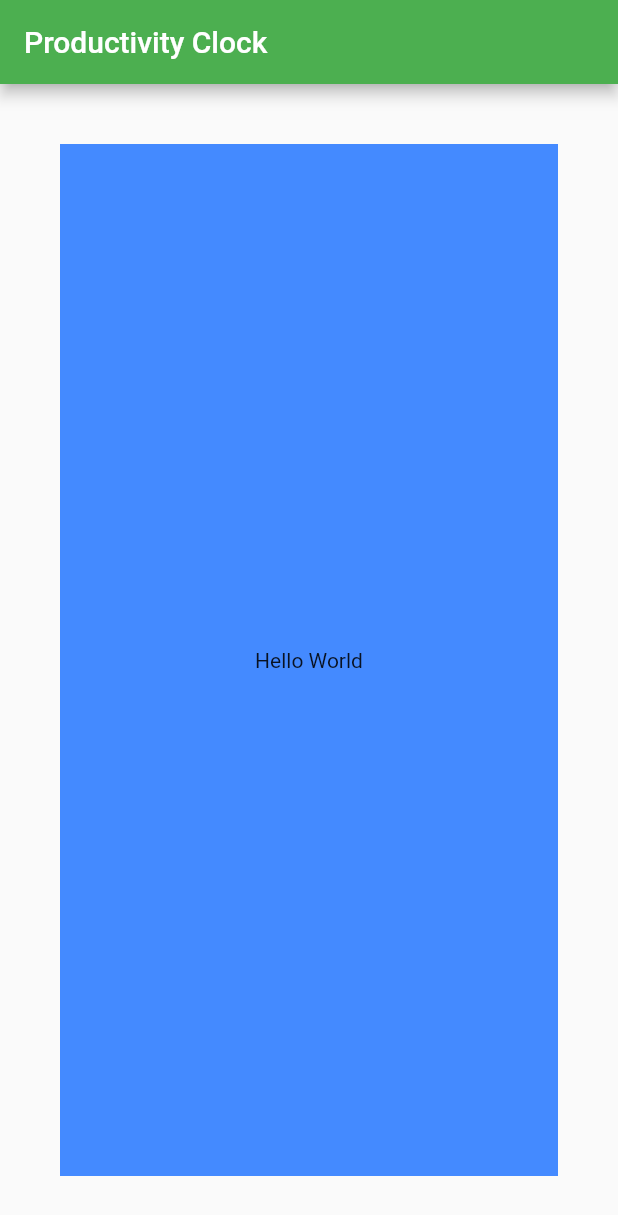
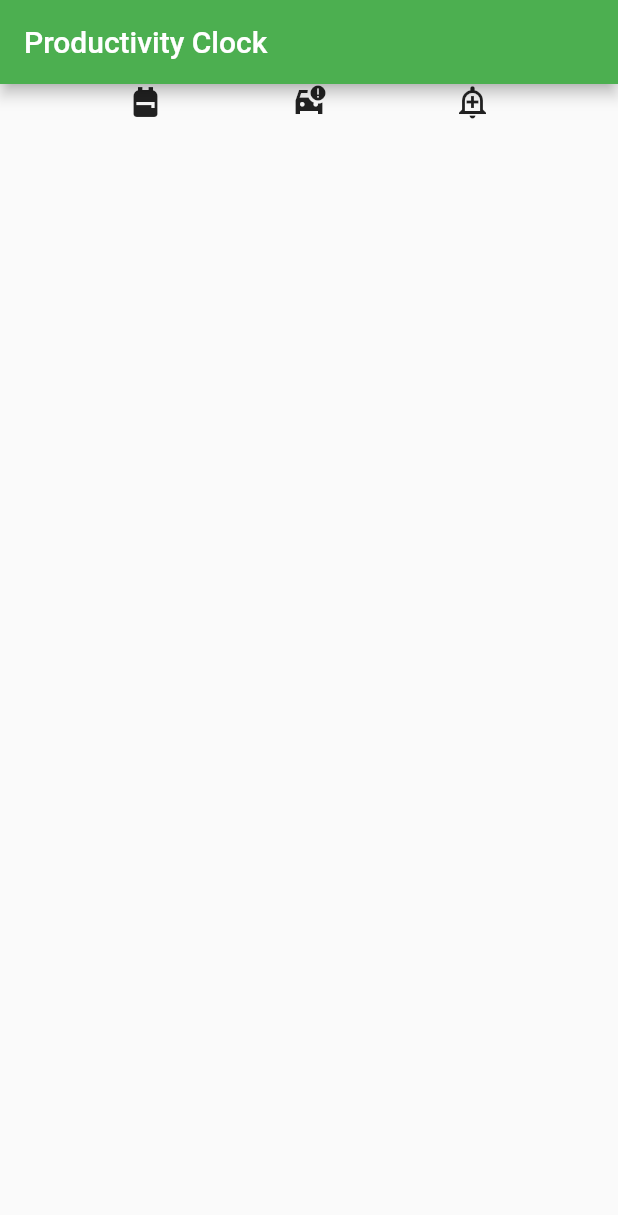
Before and after one commit to shasan11/flutter_tuts, a Flutter app: the screen it shows after launch, on a phone screen of 412 x 824 dp. Shown: the top 1215 px of the screen. Run offline on Flutter 3.47's test engine with Material 2 defaults, Android fonts, the light colour scheme and no system bars.

Commit message:
This is commit

```diff
--- a/lib/main.dart
+++ b/lib/main.dart
@@ -15,13 +15,15 @@ class MainApp extends StatelessWidget {
         backgroundColor: Colors.green,
         title: const Text("Productivity Clock"),
       ),
-      body: Container(
-        //container is like div in HTML
-        child: Center(
-            child: const Text(
-                "Hello World")), //Use padding in place of center for specific padding and use SizedBox for box with specific size
-        color: Colors.blueAccent,
-        margin: const EdgeInsets.all(40),
+      body: Row(
+        mainAxisAlignment: MainAxisAlignment.spaceEvenly,
+        crossAxisAlignment: CrossAxisAlignment
+            .end, //You can use expanded and inside provide flex vlaue
+        children: const [
+          Icon(Icons.backpack),
+          Icon(Icons.car_crash_sharp),
+          Icon(Icons.add_alert_outlined)
+        ],
       ),
     ));
   }
```
